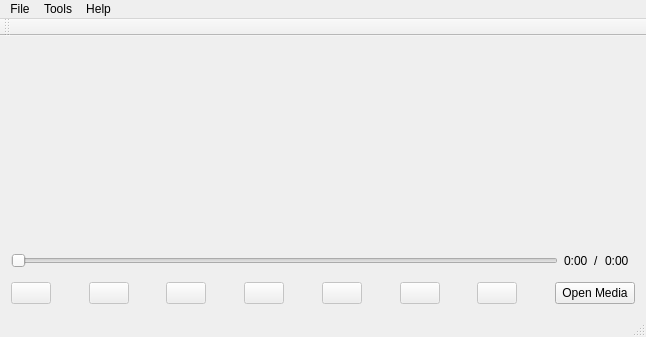
Qt form xmpmainwindow.ui (sonulohani/xplicitmusicplayer) before a commit.
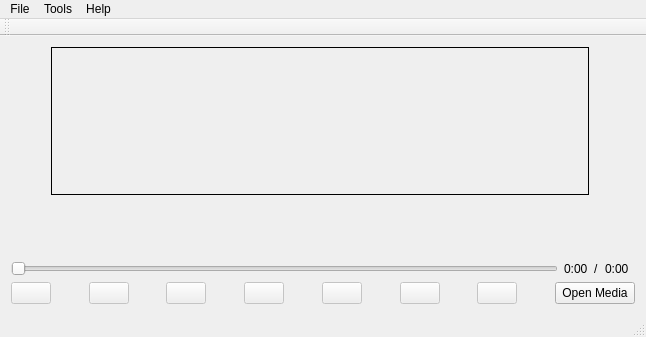
The same form after that commit.

```diff
--- a/xmpmainwindow.ui
+++ b/xmpmainwindow.ui
@@ -24,6 +24,9 @@
           <property name="orientation">
            <enum>Qt::Horizontal</enum>
           </property>
+          <property name="sizeType">
+           <enum>QSizePolicy::Minimum</enum>
+          </property>
           <property name="sizeHint" stdset="0">
            <size>
             <width>40</width>
@@ -34,12 +37,21 @@
         </item>
         <item>
          <widget class="QLabel" name="albumArtLabel">
+          <property name="sizePolicy">
+           <sizepolicy hsizetype="Expanding" vsizetype="Expanding">
+            <horstretch>0</horstretch>
+            <verstretch>0</verstretch>
+           </sizepolicy>
+          </property>
           <property name="minimumSize">
            <size>
             <width>80</width>
             <height>80</height>
            </size>
           </property>
+          <property name="frameShape">
+           <enum>QFrame::Box</enum>
+          </property>
           <property name="text">
            <string/>
           </property>
@@ -50,6 +62,9 @@
           <property name="orientation">
            <enum>Qt::Horizontal</enum>
           </property>
+          <property name="sizeType">
+           <enum>QSizePolicy::Minimum</enum>
+          </property>
           <property name="sizeHint" stdset="0">
            <size>
             <width>40</width>
@@ -85,13 +100,6 @@
             </property>
            </widget>
           </item>
-          <item>
-           <widget class="QLabel" name="bitrateLabel">
-            <property name="text">
-             <string/>
-            </property>
-           </widget>
-          </item>
          </layout>
         </item>
         <item>
```
